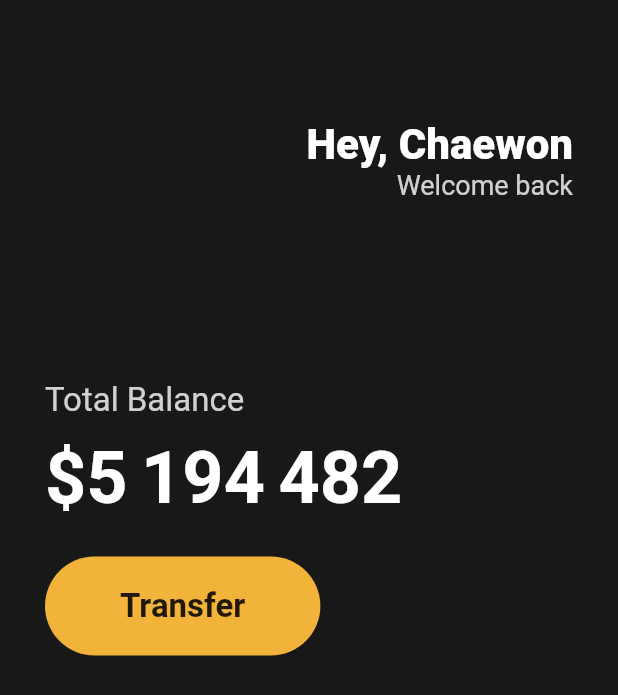
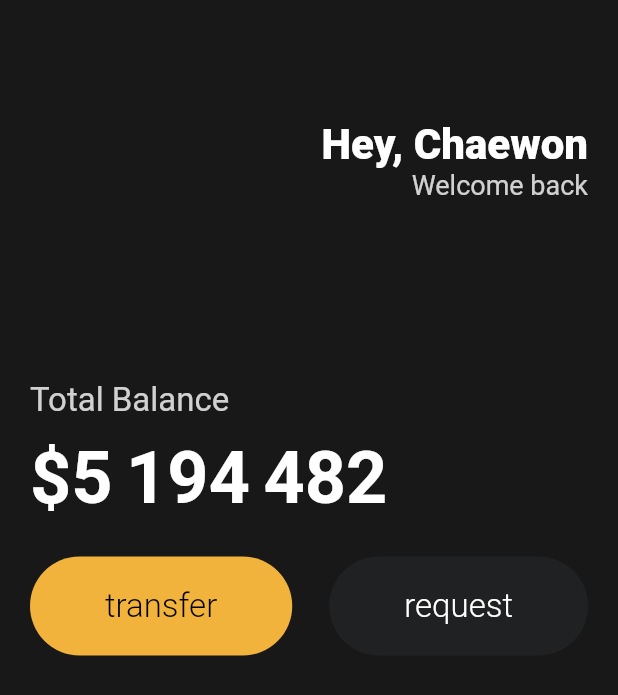
Before and after one commit to nachwon/flutter-tutorial, a Flutter app: the screen it shows after launch, on a phone screen of 412 x 824 dp. Shown: the top 695 px of the screen. Run offline on Flutter 3.47's test engine with Material 2 defaults, Android fonts, the phone set to English and light mode, and no system bars.

Commit message:
Add custom widget

```diff
--- a/lib/main.dart
+++ b/lib/main.dart
@@ -1,4 +1,6 @@
 import 'package:flutter/material.dart';
+
+import 'widgets/button.dart';
 
 void main() {
   runApp(App());
@@ -12,7 +14,7 @@ class App extends StatelessWidget {
           backgroundColor: const Color(0xFF181818),
           body: Padding(
             padding: const EdgeInsets.symmetric(
-              horizontal: 30,
+              horizontal: 20,
             ),
             child: Column(
               crossAxisAlignment: CrossAxisAlignment.start,
@@ -69,26 +71,18 @@ class App extends StatelessWidget {
                   height: 25,
                 ),
                 Row(
-                  children: [
-                    Container(
-                      decoration: BoxDecoration(
-                        color: const Color(0xFFF2B33A),
-                        borderRadius: BorderRadius.circular(45),
-                      ),
-                      child: const Padding(
-                        padding: EdgeInsets.symmetric(
-                          vertical: 20,
-                          horizontal: 50,
-                        ),
-                        child: Text(
-                          'Transfer',
-                          style: TextStyle(
-                            fontSize: 22,
-                            fontWeight: FontWeight.bold,
-                          ),
-                        ),
-                      ),
-                    )
+                  mainAxisAlignment: MainAxisAlignment.spaceBetween,
+                  children: const [
+                    Button(
+                      text: 'transfer',
+                      bgColor: Color(0xFFF1b33B),
+                      textColor: Colors.black,
+                    ),
+                    Button(
+                      text: 'request',
+                      bgColor: Color(0xFF1F2123),
+                      textColor: Colors.white,
+                    ),
                   ],
                 )
               ],
--- /dev/null
+++ b/lib/widgets/button.dart
@@ -0,0 +1,37 @@
+import 'package:flutter/material.dart';
+
+class Button extends StatelessWidget {
+  final String text;
+  final Color bgColor;
+  final Color textColor;
+
+  const Button({
+    required this.text,
+    required this.bgColor,
+    required this.textColor,
+  });
+
+  @override
+  Widget build(BuildContext context) {
+    return Container(
+      decoration: BoxDecoration(
+        color: bgColor,
+        borderRadius: BorderRadius.circular(45),
+      ),
+      child: Padding(
+        padding: const EdgeInsets.symmetric(
+          vertical: 20,
+          horizontal: 50,
+        ),
+        child: Text(
+          text,
+          style: TextStyle(
+            color: textColor,
+            fontSize: 22,
+            fontWeight: FontWeight.w300,
+          ),
+        ),
+      ),
+    );
+  }
+}
```
